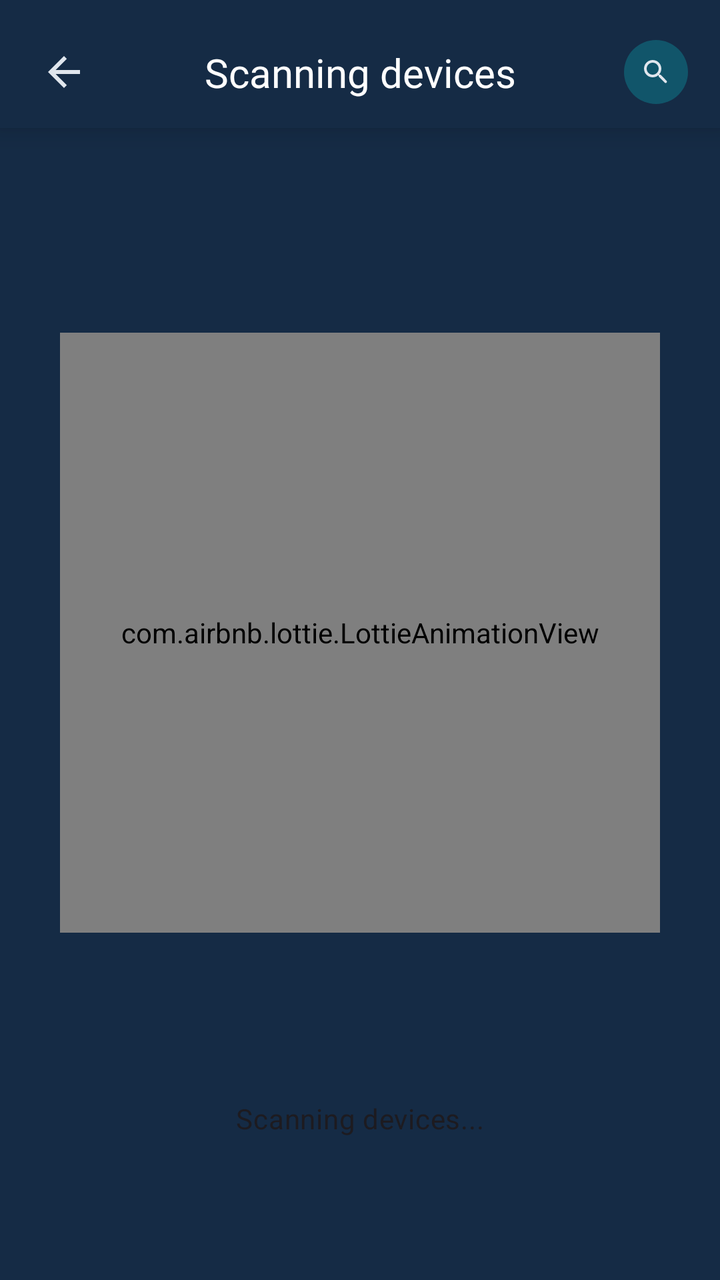
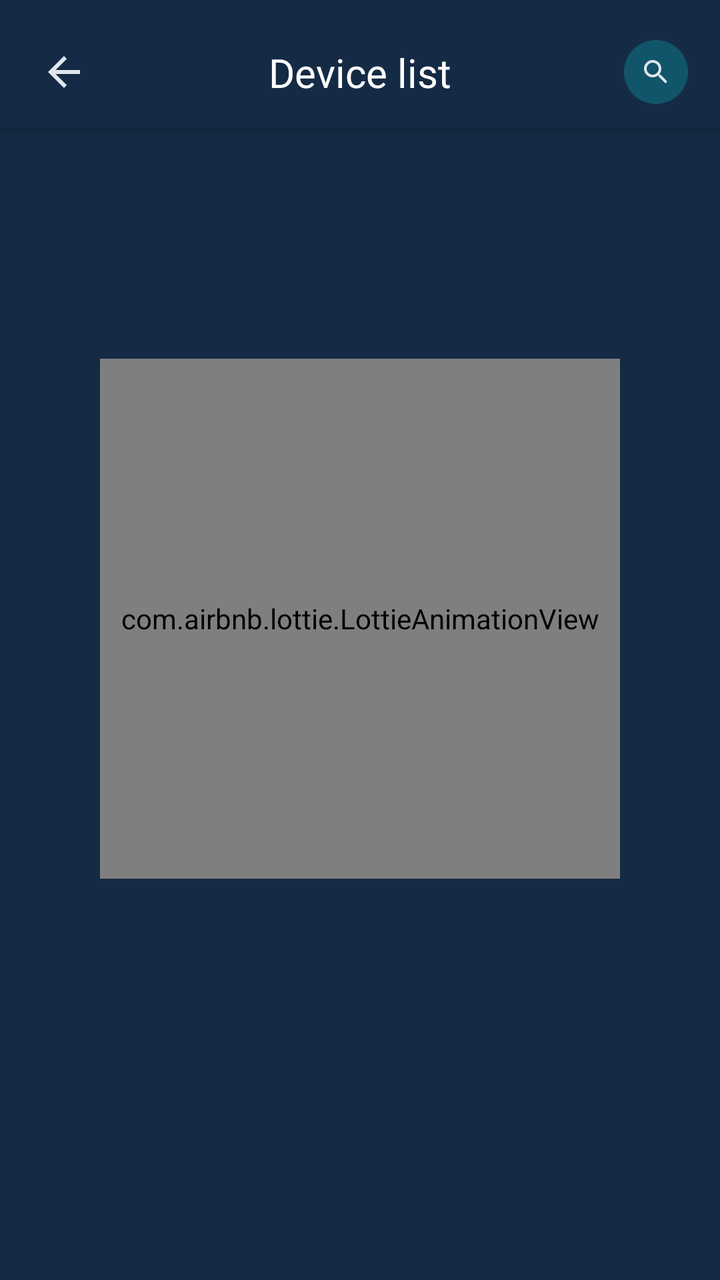

Before-and-after screenshots of an Android layout around one commit, followed by the original layout XML and the change that was made.
<!-- AndroidManifest.xml: application theme AppTheme -->
<!-- res/layout/fragment_scan_devices.xml -->
<?xml version="1.0" encoding="utf-8"?>
<androidx.constraintlayout.widget.ConstraintLayout 
    xmlns:android="http://schemas.android.com/apk/res/android"
    xmlns:app="http://schemas.android.com/apk/res-auto"
    xmlns:tools="http://schemas.android.com/tools"
    android:layout_width="match_parent"
    android:layout_height="match_parent"
    android:background="@color/background_color"
    tools:context=".ui.tabs.devices.ScanDevicesFragment">

    
    <androidx.constraintlayout.widget.ConstraintLayout
        android:id="@+id/headerContainer"
        android:layout_width="0dp"
        android:layout_height="wrap_content"
        android:paddingHorizontal="16dp"
        android:paddingTop="20dp"
        android:paddingBottom="12dp"
        android:background="@color/background_color"
        android:elevation="8dp"
        app:layout_constraintTop_toTopOf="parent"
        app:layout_constraintStart_toStartOf="parent"
        app:layout_constraintEnd_toEndOf="parent">

        
        <ImageView
            android:id="@+id/btnBack"
            android:layout_width="32dp"
            android:layout_height="32dp"
            android:src="@drawable/ic_back"
            android:scaleType="center"
            app:tint="?attr/colorOnSurface"
            android:clickable="true"
            android:focusable="true"
            android:contentDescription="@string/device_scan_back_button_desc"
            app:layout_constraintStart_toStartOf="parent"
            app:layout_constraintTop_toTopOf="parent"
            app:layout_constraintBottom_toBottomOf="parent" />

        
        <TextView
            android:id="@+id/tvTitle"
            style="@style/TextAppearance.Aqua.EditProfileTitle"
            android:layout_width="wrap_content"
            android:layout_height="wrap_content"
            android:text="@string/device_scan_header_scanning"
            android:importantForAccessibility="yes"
            app:layout_constraintTop_toTopOf="parent"
            app:layout_constraintBottom_toBottomOf="parent"
            app:layout_constraintStart_toStartOf="parent"
            app:layout_constraintEnd_toEndOf="parent" />

        
        <ImageView
            android:id="@+id/btnRescan"
            android:layout_width="32dp"
            android:layout_height="32dp"
            android:background="@drawable/bg_circle_scan"
            android:padding="8dp"
            android:src="@drawable/ic_radar"
            android:scaleType="centerInside"
            app:tint="?attr/colorOnSurface"
            android:clickable="true"
            android:focusable="true"
            android:contentDescription="@string/device_scan_scan_again"
            app:layout_constraintEnd_toEndOf="parent"
            app:layout_constraintTop_toTopOf="parent"
            app:layout_constraintBottom_toBottomOf="parent" />

    </androidx.constraintlayout.widget.ConstraintLayout>

    
    <com.airbnb.lottie.LottieAnimationView
        android:id="@+id/scanAnimation"
        android:layout_width="300dp"
        android:layout_height="300dp"
        android:layout_marginTop="16dp"
        android:layout_marginBottom="16dp"
        app:lottie_autoPlay="true"
        app:lottie_loop="true"
        app:lottie_rawRes="@raw/scan_devices"
        app:layout_constraintTop_toBottomOf="@id/headerContainer"
        app:layout_constraintBottom_toTopOf="@id/rvDevices"
        app:layout_constraintStart_toStartOf="parent"
        app:layout_constraintEnd_toEndOf="parent" />

    
    <TextView
        android:id="@+id/tvScanning"
        android:layout_width="wrap_content"
        android:layout_height="wrap_content"
        android:layout_marginTop="12dp"
        android:text="@string/device_scan_searching"
        android:textAppearance="@style/TextAppearance.Aqua.Body"
        app:layout_constraintTop_toBottomOf="@id/scanAnimation"
        app:layout_constraintBottom_toTopOf="@id/rvDevices"
        app:layout_constraintStart_toStartOf="parent"
        app:layout_constraintEnd_toEndOf="parent" />

    
    <androidx.recyclerview.widget.RecyclerView
        android:id="@+id/rvDevices"
        android:layout_width="0dp"
        android:layout_height="0dp"
        android:layout_marginHorizontal="16dp"
        android:layout_marginTop="16dp"
        android:layout_marginBottom="16dp"
        android:visibility="gone"
        app:layout_constraintTop_toBottomOf="@id/tvScanning"
        app:layout_constraintBottom_toBottomOf="parent"
        app:layout_constraintStart_toStartOf="parent"
        app:layout_constraintEnd_toEndOf="parent"
        tools:listitem="@layout/item_scan_device" />

    
    <TextView
        android:id="@+id/tvNoDevices"
        android:layout_width="wrap_content"
        android:layout_height="wrap_content"
        android:text="@string/device_scan_no_devices"
        android:textAppearance="@style/TextAppearance.Aqua.Body"
        android:visibility="gone"
        app:layout_constraintTop_toTopOf="@id/rvDevices"
        app:layout_constraintBottom_toBottomOf="@id/rvDevices"
        app:layout_constraintStart_toStartOf="parent"
        app:layout_constraintEnd_toEndOf="parent" />

</androidx.constraintlayout.widget.ConstraintLayout>
<!-- res/layout/item_scan_device.xml (included above) -->
<?xml version="1.0" encoding="utf-8"?>
<com.google.android.material.card.MaterialCardView
    xmlns:android="http://schemas.android.com/apk/res/android"
    xmlns:app="http://schemas.android.com/apk/res-auto"
    android:layout_width="match_parent"
    android:layout_height="wrap_content"
    android:layout_marginVertical="6dp"
    app:cardCornerRadius="16dp"
    app:cardElevation="2dp"
    app:strokeWidth="1dp">

    <androidx.constraintlayout.widget.ConstraintLayout
        android:layout_width="match_parent"
        android:layout_height="wrap_content"
        android:padding="12dp">

        
        <TextView
            android:id="@+id/tvName"
            android:layout_width="0dp"
            android:layout_height="wrap_content"
            android:text="Aqua_123456"
            
            app:layout_constraintStart_toStartOf="parent"
            app:layout_constraintTop_toTopOf="parent"
            app:layout_constraintEnd_toStartOf="@id/tvIp"
            app:layout_constraintHorizontal_bias="0" />

        
        <TextView
            android:id="@+id/tvIp"
            android:layout_width="wrap_content"
            android:layout_height="wrap_content"
            android:text="192.168.4.1"
            
            app:layout_constraintEnd_toEndOf="parent"
            app:layout_constraintTop_toTopOf="parent" />

        
        <TextView
            android:id="@+id/tvSubtitle"
            android:layout_width="0dp"
            android:layout_height="wrap_content"
            android:layout_marginTop="4dp"
            android:text="Firmware: 2024-08-13"
            
            app:layout_constraintTop_toBottomOf="@id/tvName"
            app:layout_constraintStart_toStartOf="@id/tvName"
            app:layout_constraintEnd_toEndOf="parent" />

    </androidx.constraintlayout.widget.ConstraintLayout>
</com.google.android.material.card.MaterialCardView>
<!-- resources referenced by this layout -->
<resources>
  <color name="background_color">#152B45</color>
  <!-- drawable bg_circle_scan (drawable) -->
  <?xml version="1.0" encoding="utf-8"?>
  <shape xmlns:android="http://schemas.android.com/apk/res/android"
      android:shape="oval">
      <solid android:color="#3300FFFF" /> 
  </shape>
  <!-- drawable ic_back (drawable) -->
  <?xml version="1.0" encoding="utf-8"?>
  <vector xmlns:android="http://schemas.android.com/apk/res/android"
      android:width="24dp"
      android:height="24dp"
      android:viewportWidth="24"
      android:viewportHeight="24">
  
      <path
          android:fillColor="@android:color/white"
          android:pathData="M20,11H7.83L13.42,5.41L12,4l-8,8 8,8 1.41,-1.41L7.83,13H20v-2z" />
  </vector>
  <!-- drawable ic_radar (drawable) -->
  <?xml version="1.0" encoding="utf-8"?>
  <vector xmlns:android="http://schemas.android.com/apk/res/android"
      android:width="24dp"
      android:height="24dp"
      android:viewportWidth="24"
      android:viewportHeight="24">
      <path
          android:fillColor="#000000"
          android:pathData="M15.5,14h-0.79l-0.28,-0.27c0.98,-1.14 1.57,-2.61 1.57,-4.23 0,-3.59 -2.91,-6.5 -6.5,-6.5s-6.5,2.91 -6.5,6.5 2.91,6.5 6.5,6.5c1.62,0 3.09,-0.59 4.23,-1.57l0.27,0.28v0.79l4.5,4.49c0.39,0.39 1.03,0.39 1.41,0 0.39,-0.39 0.39,-1.03 0,-1.41L15.5,14zm-6,0c-2.48,0 -4.5,-2.02 -4.5,-4.5s2.02,-4.5 4.5,-4.5 4.5,2.02 4.5,4.5 -2.02,4.5 -4.5,4.5z"/>
  </vector>
  <string name="device_scan_back_button_desc">Back to devices</string>
  <string name="device_scan_header_scanning">Scanning devices</string>
  <string name="device_scan_no_devices">No devices found nearby.\nPlease make sure you are connected to the same network.</string>
  <string name="device_scan_scan_again">Scan again</string>
  <string name="device_scan_searching">Scanning devices...</string>
  <style name="TextAppearance.Aqua.Body" parent="TextAppearance.Material3.BodyMedium" />
  <style name="TextAppearance.Aqua.EditProfileTitle" parent="TextAppearance.Material3.TitleLarge">
      <item name="fontFamily">@font/inter_semibold</item>
      <item name="android:fontFamily">@font/inter_semibold</item>
      <item name="android:textColor">@android:color/white</item>
      <item name="android:textSize">20sp</item>
  </style>
  <color name="md_theme_light_primary">#2196F3</color>
  <color name="md_theme_light_onPrimary">#FFFFFF</color>
  <color name="md_theme_light_secondary">#4A6363</color>
  <color name="md_theme_light_onSecondary">#FFFFFF</color>
  <color name="md_theme_light_background">#152B45</color>
  <color name="md_theme_light_surface">#152B45</color>
  <color name="md_theme_light_onSurface">#E0E6ED</color>
  <color name="md_theme_light_surfaceVariant">#233042</color>
  <color name="md_theme_light_onSurfaceVariant">#5C6B75</color>
  <color name="md_theme_light_outline">#455A64</color>
  <color name="md_theme_light_outlineVariant">#37474F</color>
  <color name="md_theme_light_error">#D32F2F</color>
  <color name="md_theme_light_onError">#FFFFFF</color>
  <!-- unchanged entries left out for length: 1 -->
</resources>

<!-- the commit's change to res/layout/fragment_scan_devices.xml (unified diff, before → after) -->
@@ -43,7 +43,7 @@
             style="@style/TextAppearance.Aqua.EditProfileTitle"
             android:layout_width="wrap_content"
             android:layout_height="wrap_content"
-            android:text="@string/device_scan_header_scanning"
+            android:text="@string/device_scan_header_list" 
             android:importantForAccessibility="yes"
             app:layout_constraintTop_toTopOf="parent"
             app:layout_constraintBottom_toBottomOf="parent"
@@ -72,30 +72,18 @@
     
     <com.airbnb.lottie.LottieAnimationView
         android:id="@+id/scanAnimation"
-        android:layout_width="300dp"
-        android:layout_height="300dp"
+        android:layout_width="260dp"
+        android:layout_height="260dp"
         android:layout_marginTop="16dp"
         android:layout_marginBottom="16dp"
         app:lottie_autoPlay="true"
         app:lottie_loop="true"
         app:lottie_rawRes="@raw/scan_devices"
         app:layout_constraintTop_toBottomOf="@id/headerContainer"
-        app:layout_constraintBottom_toTopOf="@id/rvDevices"
+        app:layout_constraintBottom_toBottomOf="parent"
         app:layout_constraintStart_toStartOf="parent"
-        app:layout_constraintEnd_toEndOf="parent" />
-
-    
-    <TextView
-        android:id="@+id/tvScanning"
-        android:layout_width="wrap_content"
-        android:layout_height="wrap_content"
-        android:layout_marginTop="12dp"
-        android:text="@string/device_scan_searching"
-        android:textAppearance="@style/TextAppearance.Aqua.Body"
-        app:layout_constraintTop_toBottomOf="@id/scanAnimation"
-        app:layout_constraintBottom_toTopOf="@id/rvDevices"
-        app:layout_constraintStart_toStartOf="parent"
-        app:layout_constraintEnd_toEndOf="parent" />
+        app:layout_constraintEnd_toEndOf="parent"
+        app:layout_constraintVertical_bias="0.35" />
 
     
     <androidx.recyclerview.widget.RecyclerView
@@ -106,7 +94,7 @@
         android:layout_marginTop="16dp"
         android:layout_marginBottom="16dp"
         android:visibility="gone"
-        app:layout_constraintTop_toBottomOf="@id/tvScanning"
+        app:layout_constraintTop_toBottomOf="@id/headerContainer"
         app:layout_constraintBottom_toBottomOf="parent"
         app:layout_constraintStart_toStartOf="parent"
         app:layout_constraintEnd_toEndOf="parent"
@@ -115,15 +103,18 @@
     
     <TextView
         android:id="@+id/tvNoDevices"
-        android:layout_width="wrap_content"
+        android:layout_width="0dp"
         android:layout_height="wrap_content"
+        android:layout_marginHorizontal="32dp"
         android:text="@string/device_scan_no_devices"
-        android:textAppearance="@style/TextAppearance.Aqua.Body"
+        android:textAlignment="center"
+        android:gravity="center"
         android:visibility="gone"
-        app:layout_constraintTop_toTopOf="@id/rvDevices"
-        app:layout_constraintBottom_toBottomOf="@id/rvDevices"
+        app:layout_constraintTop_toBottomOf="@id/headerContainer"
+        app:layout_constraintBottom_toBottomOf="parent"
         app:layout_constraintStart_toStartOf="parent"
-        app:layout_constraintEnd_toEndOf="parent" />
+        app:layout_constraintEnd_toEndOf="parent"
+        app:layout_constraintVertical_bias="0.5" />
 
 </androidx.constraintlayout.widget.ConstraintLayout>
 <!-- res/layout/item_scan_device.xml (included above) -->
<!-- resource entries referenced after the edit -->
@@ -31,11 +31,9 @@
           android:pathData="M15.5,14h-0.79l-0.28,-0.27c0.98,-1.14 1.57,-2.61 1.57,-4.23 0,-3.59 -2.91,-6.5 -6.5,-6.5s-6.5,2.91 -6.5,6.5 2.91,6.5 6.5,6.5c1.62,0 3.09,-0.59 4.23,-1.57l0.27,0.28v0.79l4.5,4.49c0.39,0.39 1.03,0.39 1.41,0 0.39,-0.39 0.39,-1.03 0,-1.41L15.5,14zm-6,0c-2.48,0 -4.5,-2.02 -4.5,-4.5s2.02,-4.5 4.5,-4.5 4.5,2.02 4.5,4.5 -2.02,4.5 -4.5,4.5z"/>
   </vector>
   <string name="device_scan_back_button_desc">Back to devices</string>
-  <string name="device_scan_header_scanning">Scanning devices</string>
+  <string name="device_scan_header_list">Device list</string>
   <string name="device_scan_no_devices">No devices found nearby.\nPlease make sure you are connected to the same network.</string>
   <string name="device_scan_scan_again">Scan again</string>
-  <string name="device_scan_searching">Scanning devices...</string>
-  <style name="TextAppearance.Aqua.Body" parent="TextAppearance.Material3.BodyMedium" />
   <style name="TextAppearance.Aqua.EditProfileTitle" parent="TextAppearance.Material3.TitleLarge">
       <item name="fontFamily">@font/inter_semibold</item>
       <item name="android:fontFamily">@font/inter_semibold</item>
